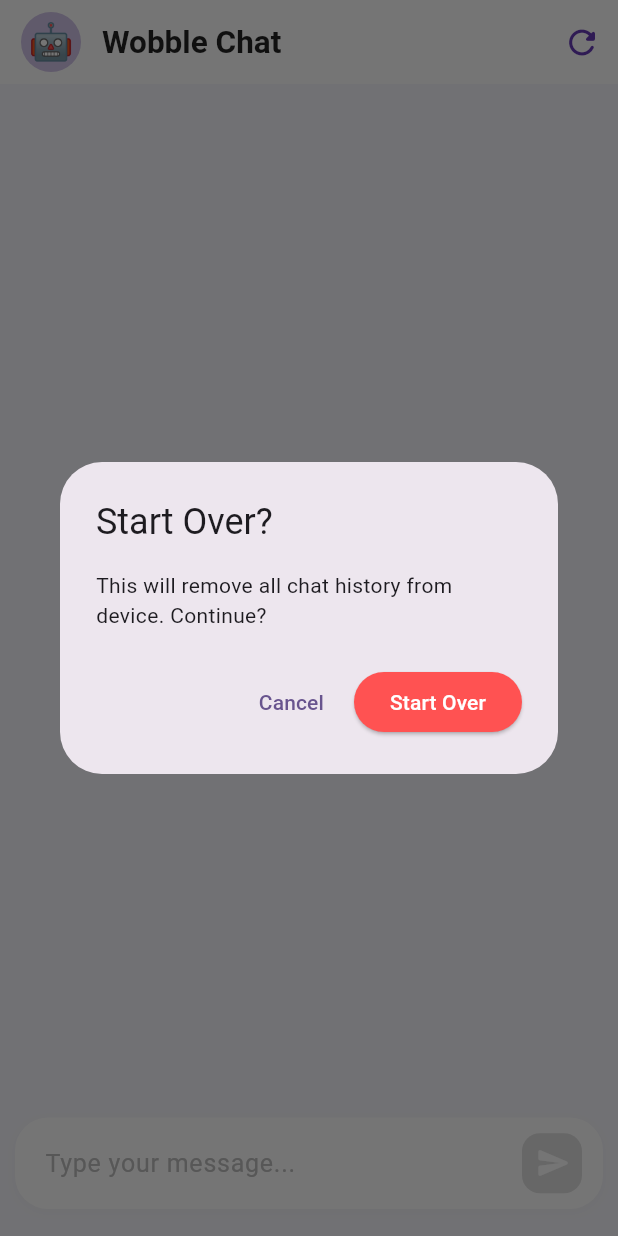
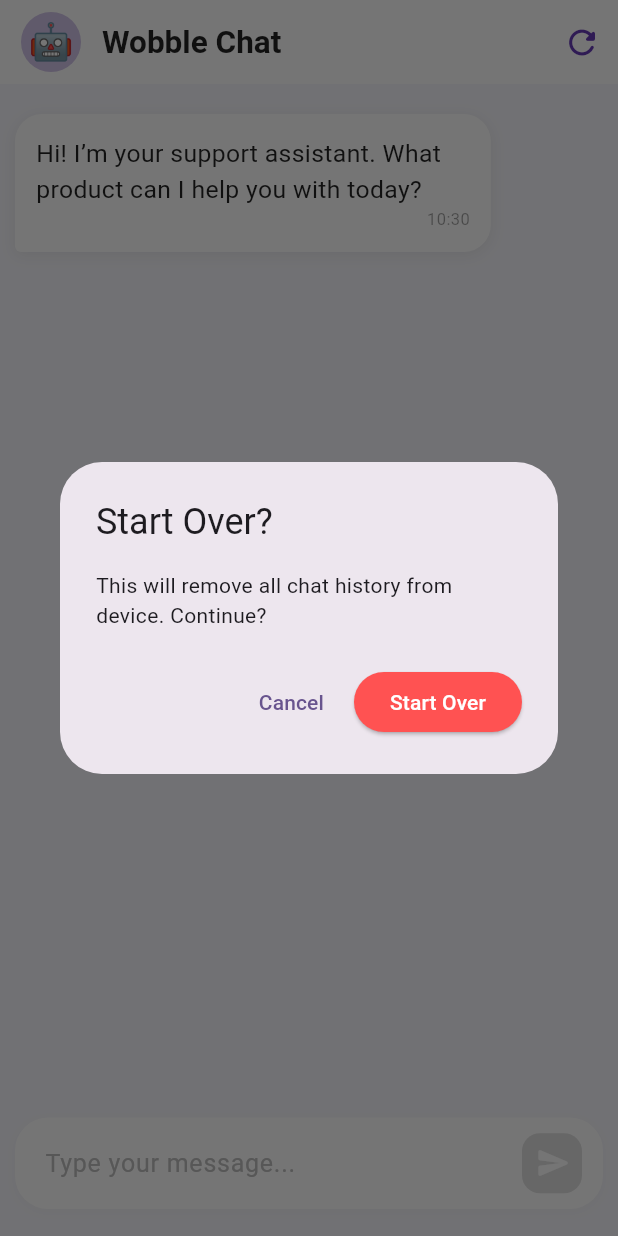
Before and after one commit to AppMoSphereX/wobble_test, a Flutter app: the screen it shows after launch, after a tap on the "refresh" icon, on a phone screen of 412 x 824 dp. Run offline on Flutter 3.47's test engine with Material 3 defaults, Android fonts, the phone set to English and light mode, and no system bars; our stand-ins replace flutter_riverpod, shared_preferences.

Commit message:
Add Ticket mechaniz

```diff
--- a/lib/data/repositories/chat_repository.dart
+++ b/lib/data/repositories/chat_repository.dart
@@ -11,7 +11,7 @@ class ChatRepository {
     return (reply, latency);
   }
 
-  Stream<String> sendMessageStream(String text) {
-    return _api.sendPromptStream(text);
+  Stream<String> sendMessageStream(String text, {CancellationToken? cancelToken}) {
+    return _api.sendPromptStream(text, cancelToken: cancelToken);
   }
 }
--- a/lib/data/services/chat_api_service.dart
+++ b/lib/data/services/chat_api_service.dart
@@ -1,6 +1,12 @@
 import 'dart:convert';
 import 'package:flutter/foundation.dart';
 import 'package:http/http.dart' as http;
+
+class CancellationToken {
+  bool _cancelled = false;
+  void cancel() => _cancelled = true;
+  bool get isCancelled => _cancelled;
+}
 
 class ChatApiService {
   final _baseUrl = 'http://localhost:11434/api/generate';
@@ -17,6 +23,8 @@ class ChatApiService {
     );
     final end = DateTime.now();
     final latency = end.difference(start).inMilliseconds;
+
+    debugPrint(response.body); // Still print for debug
 
     // Combine all 'response' fields from each JSON line
     final lines = response.body.split('\n');
@@ -38,7 +46,7 @@ class ChatApiService {
     };
   }
 
-  Stream<String> sendPromptStream(String prompt) async* {
+  Stream<String> sendPromptStream(String prompt, {CancellationToken? cancelToken}) async* {
     final request = http.Request('POST', Uri.parse(_baseUrl))
       ..headers['Content-Type'] = 'application/json'
       ..body = jsonEncode({'model': 'gemma3:4b', 'prompt': prompt});
@@ -46,8 +54,10 @@ class ChatApiService {
     final utf8Stream = response.stream.transform(utf8.decoder);
 
     await for (final chunk in utf8Stream) {
+      if (cancelToken?.isCancelled ?? false) break;
       final lines = chunk.split('\n');
       for (final line in lines) {
+        if (cancelToken?.isCancelled ?? false) break;
         if (line.trim().isEmpty) continue;
         try {
           final jsonObj = jsonDecode(line);
@@ -59,6 +69,7 @@ class ChatApiService {
           // Ignore lines that aren't valid JSON
         }
       }
+      if (cancelToken?.isCancelled ?? false) break;
     }
   }
 }
--- a/lib/domain/message.dart
+++ b/lib/domain/message.dart
@@ -1,19 +1,27 @@
 class Message {
   final String text;
   final String role; // 'user' or 'assistant'
-  final int? latency; // ms, for assistant reply only
+  final int? latency; // ms
+  final DateTime timestamp;
 
-  Message({required this.text, required this.role, this.latency});
+  Message({
+    required this.text,
+    required this.role,
+    this.latency,
+    DateTime? timestamp,
+  }) : timestamp = timestamp ?? DateTime.now();
 
   factory Message.fromJson(Map<String, dynamic> json) => Message(
     text: json['text'] as String,
     role: json['role'] as String,
     latency: json['latency'] as int?,
+    timestamp: DateTime.tryParse(json['timestamp'] ?? '') ?? DateTime.now(),
   );
 
   Map<String, dynamic> toJson() => {
     'text': text,
     'role': role,
     'latency': latency,
+    'timestamp': timestamp.toIso8601String(),
   };
 }
--- a/lib/ui/chat/view/chat_screen.dart
+++ b/lib/ui/chat/view/chat_screen.dart
@@ -42,6 +42,15 @@ class _ChatScreenState extends ConsumerState<ChatScreen> {
         );
       }
     });
+  }
+
+  String _formatTimestamp(DateTime dt) {
+    final now = DateTime.now();
+    if (dt.day == now.day && dt.month == now.month && dt.year == now.year) {
+      return "${dt.hour.toString().padLeft(2, '0')}:${dt.minute.toString().padLeft(2, '0')}";
+    } else {
+      return "${dt.day}/${dt.month}/${dt.year} ${dt.hour.toString().padLeft(2, '0')}:${dt.minute.toString().padLeft(2, '0')}";
+    }
   }
 
   @override
@@ -175,19 +184,20 @@ class _ChatScreenState extends ConsumerState<ChatScreen> {
                               ),
                               textAlign: TextAlign.left,
                             ),
-                            if (msg.latency != null &&
-                                !isUser &&
-                                msg.text.isNotEmpty)
-                              Padding(
-                                padding: const EdgeInsets.only(top: 4.0),
-                                child: Text(
-                                  '⏱ ${msg.latency} ms',
-                                  style: TextStyle(
-                                    fontSize: 11.5,
-                                    color: Colors.black45,
+                            Row(
+                              mainAxisSize: MainAxisSize.min,
+                              children: [
+                                Text(
+                                  _formatTimestamp(msg.timestamp),
+                                  style: TextStyle(fontSize: 11, color: Colors.black38),
+                                ),
+                                if (msg.latency != null && !isUser && msg.text.isNotEmpty)
+                                  Padding(
+                                    padding: const EdgeInsets.only(left: 5.0),
+                                    child: Text('⏱ ${msg.latency} ms', style: TextStyle(fontSize: 11.5, color: Colors.black45)),
                                   ),
-                                ),
-                              ),
+                              ],
+                            ),
                           ],
                         ),
                       ),
@@ -250,7 +260,7 @@ class _ChatScreenState extends ConsumerState<ChatScreen> {
                     Expanded(
                       child: TextField(
                         controller: _controller,
-                        enabled: !viewModel.isLoading,
+                        enabled: !viewModel.isLoading && !viewModel.isCancelling,
                         onSubmitted: (_) {
                           _send(viewModel);
                         },
@@ -268,16 +278,31 @@ class _ChatScreenState extends ConsumerState<ChatScreen> {
                         ),
                       ),
                     ),
+                    if ((viewModel.isLoading && !viewModel.isCancelling))
+                      Padding(
+                        padding: const EdgeInsets.only(right: 2.0),
+                        child: FloatingActionButton(
+                          heroTag: 'stop_btn',
+                          elevation: 0,
+                          mini: true,
+                          backgroundColor: Colors.redAccent,
+                          onPressed: () {
+                            viewModel.stopCurrentChat();
+                            setState(() {});
+                          },
+                          child: Icon(Icons.stop, color: Colors.white, size: 24),
+                        ),
+                      ),
                     FloatingActionButton(
                       elevation: 0,
                       mini: true,
                       backgroundColor:
-                          (_controller.text.trim().isEmpty || viewModel.isLoading)
+                          (_controller.text.trim().isEmpty || viewModel.isLoading || viewModel.isCancelling)
                           ? Colors.grey[300]
                           : Colors.deepPurpleAccent.shade200,
                       foregroundColor: Colors.white,
                       onPressed:
-                          viewModel.isLoading || _controller.text.trim().isEmpty
+                          viewModel.isLoading || viewModel.isCancelling || _controller.text.trim().isEmpty
                           ? null
                           : () {
                               _send(viewModel);
@@ -302,6 +327,10 @@ class _ChatScreenState extends ConsumerState<ChatScreen> {
   }
 
   void _send(ChatViewModel viewModel) {
+    // If already loading/cancelling, cancel in-progress request before sending
+    if (viewModel.isLoading || viewModel.isCancelling) {
+      viewModel.stopCurrentChat();
+    }
     final text = _controller.text.trim();
     if (text.isNotEmpty) {
       viewModel.sendMessageStream(text);
--- a/lib/ui/chat/viewmodel/chat_viewmodel.dart
+++ b/lib/ui/chat/viewmodel/chat_viewmodel.dart
@@ -2,70 +2,156 @@ import 'package:flutter/material.dart';
 import 'package:flutter_riverpod/flutter_riverpod.dart';
 import 'package:shared_preferences/shared_preferences.dart';
 import 'dart:convert';
+import 'dart:async';
 import '../../../domain/message.dart';
 import '../../../data/repositories/chat_repository.dart';
 import '../../../data/repositories/repositories.dart';
+import '../../../data/services/chat_api_service.dart';
+
+class SupportContext {
+  String? product;
+  String? issue;
+  String? urgency;
+  String? ticketId;
+  String state; // greeting | collecting_product | collecting_issue | collecting_urgency | confirming | complete
+
+  SupportContext({
+    this.product,
+    this.issue,
+    this.urgency,
+    this.ticketId,
+    this.state = 'greeting',
+  });
+
+  factory SupportContext.fromJson(Map<String, dynamic> json) => SupportContext(
+    product: json['product'],
+    issue: json['issue'],
+    urgency: json['urgency'],
+    ticketId: json['ticketId'],
+    state: json['state'] ?? 'greeting',
+  );
+
+  Map<String, dynamic> toJson() => {
+    'product': product,
+    'issue': issue,
+    'urgency': urgency,
+    'ticketId': ticketId,
+    'state': state,
+  };
+
+  void reset() {
+    product = null;
+    issue = null;
+    urgency = null;
+    ticketId = null;
+    state = 'greeting';
+  }
+}
 
 class ChatViewModel extends ChangeNotifier {
   final ChatRepository _repo;
-  final Ref _ref;
-
-  ChatViewModel(this._repo, this._ref) {
+  ChatViewModel(this._repo) {
     _loadMessages();
   }
 
   List<Message> messages = [];
   bool isLoading = false;
+  bool _isCancelling = false;
+  SupportContext supportContext = SupportContext();
+  CancellationToken? _currentCancelToken;
+  // Future? _currentStreamFuture; // Unused for now
 
   static const _storageKey = 'messages';
+  static const _contextKey = 'supportContext';
+
+  bool get isCancelling => _isCancelling;
 
   Future<void> _loadMessages() async {
     final prefs = await SharedPreferences.getInstance();
     final data = prefs.getString(_storageKey);
+    final ctxJson = prefs.getString(_contextKey);
     if (data != null) {
       final List decoded = jsonDecode(data);
       messages = decoded.map((m) => Message.fromJson(m)).toList().cast<Message>();
       notifyListeners();
+    }
+    if (ctxJson != null) {
+      supportContext = SupportContext.fromJson(jsonDecode(ctxJson));
+    }
+    // Greet if empty
+    if (messages.isEmpty) {
+      await greet();
     }
   }
 
   Future<void> _saveMessages() async {
     final prefs = await SharedPreferences.getInstance();
     await prefs.setString(_storageKey, jsonEncode(messages.map((m) => m.toJson()).toList()));
+    await prefs.setString(_contextKey, jsonEncode(supportContext.toJson()));
   }
 
   Future<void> clearMessages() async {
     final prefs = await SharedPreferences.getInstance();
     await prefs.remove(_storageKey);
+    await prefs.remove(_contextKey);
     messages = [];
+    supportContext.reset();
+    notifyListeners();
+    await greet();
+  }
+
+  Future<void> greet() async {
+    messages.add(Message(
+      text: "Hi! I’m your support assistant. What product can I help you with today?",
+      role: 'assistant',
+    ));
+    await _saveMessages();
     notifyListeners();
   }
 
-  Future<void> sendMessage(String text) async {
-    isLoading = true;
+  void stopCurrentChat() {
+    _isCancelling = true;
+    isLoading = false;
+    _currentCancelToken?.cancel();
     notifyListeners();
-
-    final (reply, latency) = await _repo.sendMessage(text);
-    messages.add(Message(text: text, role: 'user'));
-    messages.add(Message(text: reply, role: 'assistant', latency: latency));
-    await _saveMessages();
-
-    isLoading = false;
+    // Immediately re-enable UI after cancel
+    _isCancelling = false;
     notifyListeners();
   }
 
   Future<void> sendMessageStream(String text) async {
+    _isCancelling = false;
     isLoading = true;
     notifyListeners();
-    final start = DateTime.now();
+
+    _currentCancelToken?.cancel(); // Cancel previous token if exists
+    _currentCancelToken = CancellationToken(); // New token for this run
+
     // Add user message
     messages.add(Message(text: text, role: 'user'));
-    // Add assistant partial message
+    notifyListeners();
+
+    // Compose prompt for LLM: include support context
+    final prompt = _buildPromptWithContext(text);
+
+    // Add partial assistant message
     messages.add(Message(text: '', role: 'assistant'));
     notifyListeners();
     int assistantIndex = messages.length - 1;
     String fullText = '';
-    await for (var chunk in _repo.sendMessageStream(text)) {
+
+    final stream = _repo.sendMessageStream(prompt, cancelToken: _currentCancelToken);
+
+    final start = DateTime.now();
+
+    try {
+      await for (final chunk in stream) {
+        if (_isCancelling || (_currentCancelToken?.isCancelled ?? false)) {
+          isLoading = false;
+          await _saveMessages();
+          notifyListeners();
+          return; // cut off streaming instantly and keep partial response
+        }
         fullText += chunk;
         messages[assistantIndex] = Message(
           text: fullText,
@@ -75,19 +161,81 @@ class ChatViewModel extends ChangeNotifier {
       }
       final end = DateTime.now();
       final latency = end.difference(start).inMilliseconds;
+      // Analyze fullText and slot-fill context
+      _updateSupportContext(fullText, userInput: text);
       // Write the last chunk with latency
       messages[assistantIndex] = Message(
         text: fullText,
         role: 'assistant',
         latency: latency,
       );
+      isLoading = false;
       await _saveMessages();
+      notifyListeners();
+    } catch (e) {
+      // Remove the assistant bubble on error (not cancel)
+      if (messages.isNotEmpty && messages.last.role == 'assistant' && _isCancelling == false) {
+        messages.removeLast();
+      }
       isLoading = false;
       notifyListeners();
     }
   }
 
+  // Demo implementation: simple keyword fill and state management
+  void _updateSupportContext(String assistantReply, {required String userInput}) {
+    // Only change state if currently in-greeting
+    switch (supportContext.state) {
+      case 'greeting':
+        // Assume user is naming a product
+        supportContext.product = userInput.trim();
+        supportContext.state = 'collecting_issue';
+        break;
+      case 'collecting_issue':
+        supportContext.issue = userInput.trim();
+        supportContext.state = 'collecting_urgency';
+        break;
+      case 'collecting_urgency':
+        // Try to extract urgency
+        var urg = _extractUrgency(userInput.trim());
+        supportContext.urgency = urg;
+        supportContext.state = 'confirming';
+        break;
+      case 'confirming':
+        // If user says yes/confirm
+        if (userInput.toLowerCase().contains('yes')) {
+          supportContext.ticketId = 'T-${DateTime.now().millisecondsSinceEpoch % 100000}';
+          supportContext.state = 'complete';
+        } else {
+          // Reset for new input
+          supportContext.state = 'collecting_product';
+        }
+        break;
+      case 'complete':
+        // Stay or potentially restart if needed
+        break;
+      default:
+        break;
+    }
+  }
+
+  String _extractUrgency(String input) {
+    final l = input.toLowerCase();
+    if (l.contains('high')) return 'high';
+    if (l.contains('medium')) return 'medium';
+    if (l.contains('low')) return 'low';
+    return 'unknown';
+  }
+
+  String _buildPromptWithContext(String userInput) {
+    final ctx = supportContext;
+    // Dynamic system prompt to steer the LLM
+    final system = '''\nYou are a support assistant.\nCurrent context:\nProduct: ${ctx.product ?? 'not yet provided'}\nIssue: ${ctx.issue ?? 'not yet provided'}\nUrgency: ${ctx.urgency ?? 'not yet provided'}\nTicket ID: ${ctx.ticketId ?? ''}\nState: ${ctx.state}\nIf product is missing, ask about product. If issue is missing, ask about issue. If urgency missing, ask for urgency. After all, summarize and ask to confirm. If confirmed, show ticket ID. Always be clear and concise.''';
+    return "$system\nUser: $userInput";
+  }
+}
+
 final chatViewModelProvider = ChangeNotifierProvider((ref) {
   final repo = ref.read(chatRepositoryProvider);
-  return ChatViewModel(repo, ref);
+  return ChatViewModel(repo);
 });
```
Lines whose indentation alone changed are shown as unchanged.
